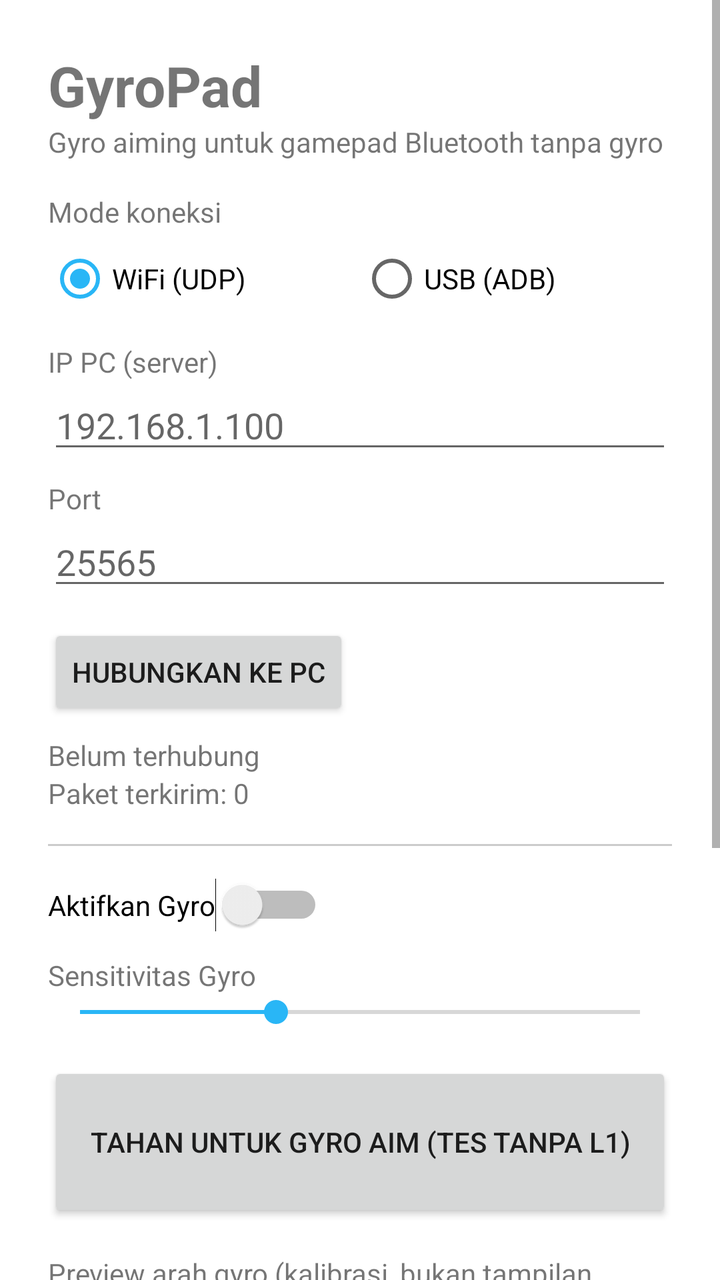
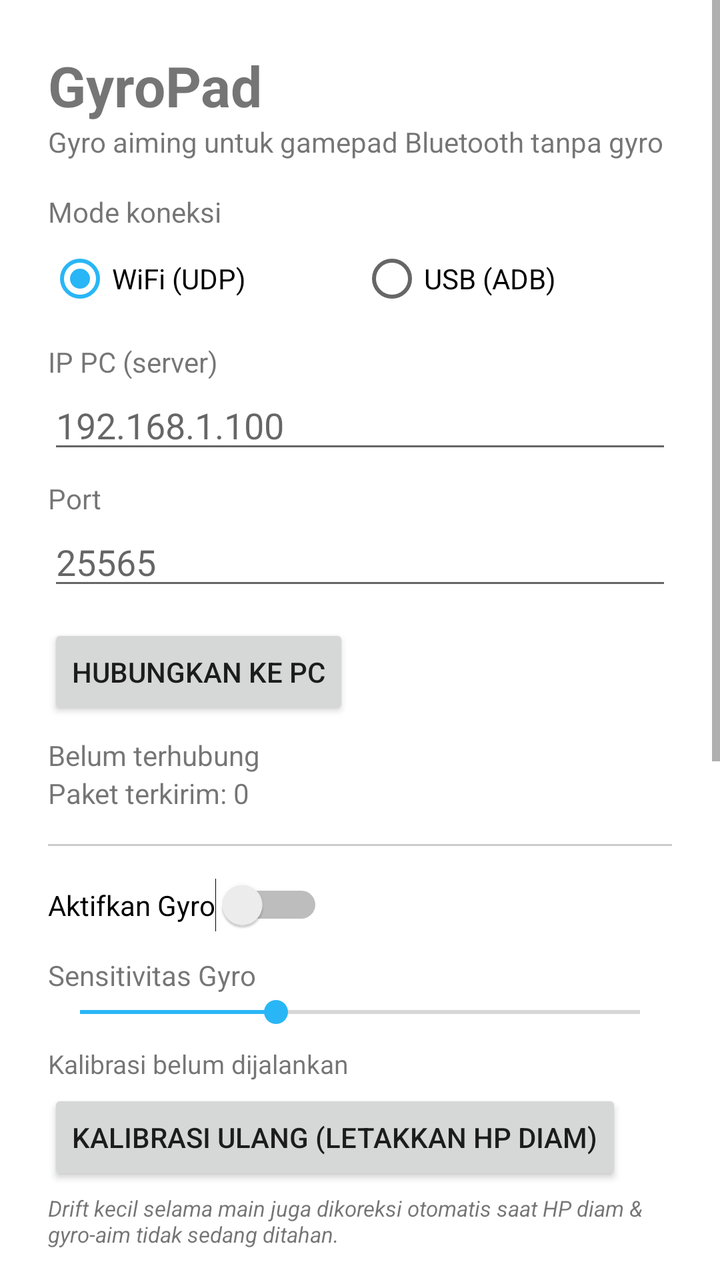

Before-and-after screenshots of an Android layout around one commit, followed by the original layout XML and the change that was made.
<!-- AndroidManifest.xml: application theme Theme.GyroPad -->
<!-- res/layout/activity_main.xml -->
<?xml version="1.0" encoding="utf-8"?>
<ScrollView xmlns:android="http://schemas.android.com/apk/res/android"
    android:layout_width="match_parent"
    android:layout_height="match_parent">

<LinearLayout
    android:layout_width="match_parent"
    android:layout_height="wrap_content"
    android:orientation="vertical"
    android:padding="24dp">

    <TextView
        android:layout_width="wrap_content"
        android:layout_height="wrap_content"
        android:text="GyroPad"
        android:textSize="28sp"
        android:textStyle="bold" />

    <TextView
        android:layout_width="wrap_content"
        android:layout_height="wrap_content"
        android:layout_marginBottom="16dp"
        android:text="Gyro aiming untuk gamepad Bluetooth tanpa gyro"
        android:textSize="14sp" />

    <TextView
        android:layout_width="wrap_content"
        android:layout_height="wrap_content"
        android:text="Mode koneksi" />

    <RadioGroup
        android:id="@+id/radioGroupMode"
        android:layout_width="match_parent"
        android:layout_height="wrap_content"
        android:orientation="horizontal">

        <RadioButton
            android:id="@+id/radioWifi"
            android:layout_width="0dp"
            android:layout_height="wrap_content"
            android:layout_weight="1"
            android:checked="true"
            android:text="WiFi (UDP)" />

        <RadioButton
            android:id="@+id/radioUsb"
            android:layout_width="0dp"
            android:layout_height="wrap_content"
            android:layout_weight="1"
            android:text="USB (ADB)" />
    </RadioGroup>

    <TextView
        android:id="@+id/labelIp"
        android:layout_width="wrap_content"
        android:layout_height="wrap_content"
        android:layout_marginTop="8dp"
        android:text="IP PC (server)" />

    <EditText
        android:id="@+id/editTextIp"
        android:layout_width="match_parent"
        android:layout_height="wrap_content"
        android:hint="192.168.1.100"
        android:inputType="text" />

    <TextView
        android:layout_width="wrap_content"
        android:layout_height="wrap_content"
        android:layout_marginTop="8dp"
        android:text="Port" />

    <EditText
        android:id="@+id/editTextPort"
        android:layout_width="match_parent"
        android:layout_height="wrap_content"
        android:hint="25565"
        android:inputType="number" />

    <TextView
        android:id="@+id/textUsbHint"
        android:layout_width="match_parent"
        android:layout_height="wrap_content"
        android:layout_marginTop="4dp"
        android:text="Mode USB: jalankan &quot;adb reverse tcp:25565 tcp:25565&quot; dulu di PC, lalu field IP di atas diabaikan (selalu 127.0.0.1)."
        android:textSize="12sp"
        android:textStyle="italic"
        android:visibility="gone" />

    <Button
        android:id="@+id/buttonConnect"
        android:layout_width="wrap_content"
        android:layout_height="wrap_content"
        android:layout_marginTop="12dp"
        android:text="Hubungkan ke PC" />

    <TextView
        android:id="@+id/textStatus"
        android:layout_width="wrap_content"
        android:layout_height="wrap_content"
        android:layout_marginTop="8dp"
        android:text="Belum terhubung" />

    <TextView
        android:id="@+id/textPacketCount"
        android:layout_width="wrap_content"
        android:layout_height="wrap_content"
        android:text="Paket terkirim: 0" />

    <View
        android:layout_width="match_parent"
        android:layout_height="1dp"
        android:layout_marginTop="16dp"
        android:layout_marginBottom="16dp"
        android:background="#33000000" />

    <Switch
        android:id="@+id/switchGyro"
        android:layout_width="wrap_content"
        android:layout_height="wrap_content"
        android:text="Aktifkan Gyro" />

    <TextView
        android:layout_width="wrap_content"
        android:layout_height="wrap_content"
        android:layout_marginTop="12dp"
        android:text="Sensitivitas Gyro" />

    <SeekBar
        android:id="@+id/seekBarSensitivity"
        android:layout_width="match_parent"
        android:layout_height="wrap_content"
        android:max="100"
        android:progress="35" />

    <Button
        android:id="@+id/buttonGyroHold"
        android:layout_width="match_parent"
        android:layout_height="80dp"
        android:layout_marginTop="16dp"
        android:text="TAHAN untuk GYRO AIM (tes tanpa L1)" />

    <TextView
        android:layout_width="wrap_content"
        android:layout_height="wrap_content"
        android:layout_marginTop="16dp"
        android:text="Preview arah gyro (kalibrasi, bukan tampilan in-game)" />

    <com.gyropad.app.ui.CrosshairView
        android:id="@+id/crosshairView"
        android:layout_width="match_parent"
        android:layout_height="220dp"
        android:layout_marginTop="8dp"
        android:background="#11000000" />

    <View
        android:layout_width="match_parent"
        android:layout_height="1dp"
        android:layout_marginTop="16dp"
        android:layout_marginBottom="16dp"
        android:background="#33000000" />

    <TextView
        android:id="@+id/textRumbleStatus"
        android:layout_width="wrap_content"
        android:layout_height="wrap_content"
        android:text="Rumble dari game: tidak aktif" />

</LinearLayout>
</ScrollView>
<!-- resources referenced by this layout -->
<resources>
  <style name="Theme.GyroPad" parent="Theme.MaterialComponents.DayNight.NoActionBar">
          <item name="colorPrimary">#1565C0</item>
          <item name="colorPrimaryDark">#0D47A1</item>
          <item name="colorAccent">#29B6F6</item>
      </style>
</resources>

<!-- the commit's change to res/layout/activity_main.xml (unified diff, before → after) -->
@@ -133,6 +133,29 @@
         android:max="100"
         android:progress="35" />
 
+    <TextView
+        android:id="@+id/textCalibrationStatus"
+        android:layout_width="wrap_content"
+        android:layout_height="wrap_content"
+        android:layout_marginTop="8dp"
+        android:text="Kalibrasi belum dijalankan"
+        android:textSize="13sp" />
+
+    <Button
+        android:id="@+id/buttonRecalibrate"
+        android:layout_width="wrap_content"
+        android:layout_height="wrap_content"
+        android:layout_marginTop="4dp"
+        android:text="Kalibrasi Ulang (letakkan HP diam)" />
+
+    <TextView
+        android:layout_width="match_parent"
+        android:layout_height="wrap_content"
+        android:layout_marginTop="4dp"
+        android:text="Drift kecil selama main juga dikoreksi otomatis saat HP diam &amp; gyro-aim tidak sedang ditahan."
+        android:textSize="11sp"
+        android:textStyle="italic" />
+
     <Button
         android:id="@+id/buttonGyroHold"
         android:layout_width="match_parent"
